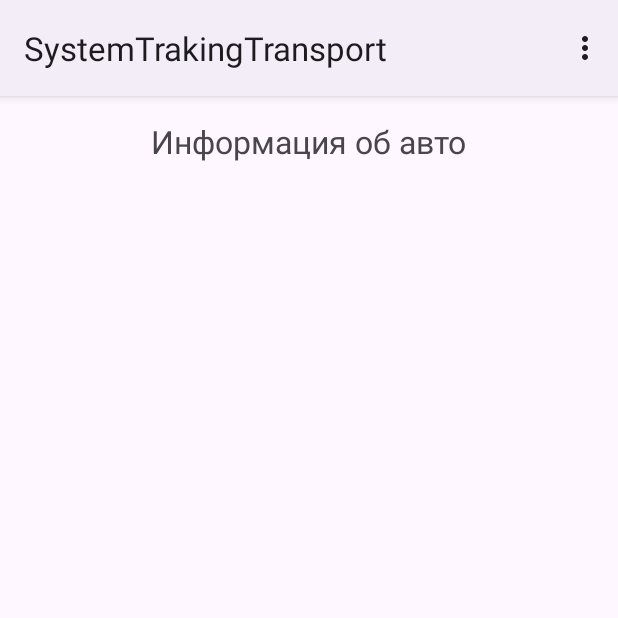
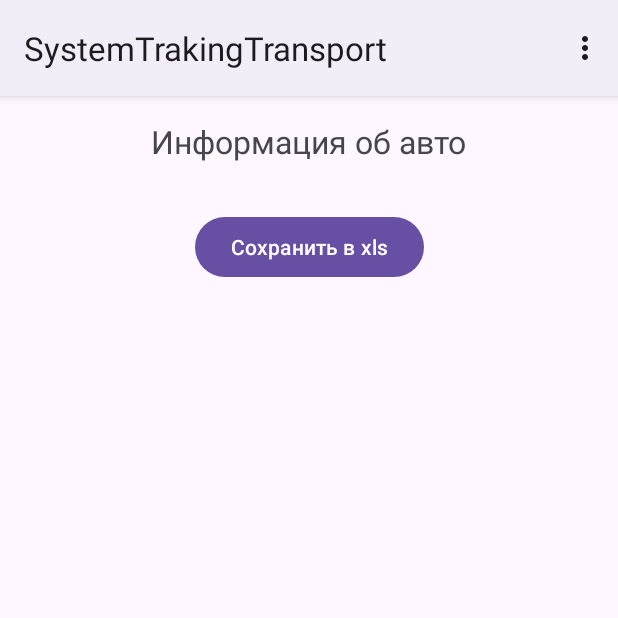
Before and after one commit to justcause8/SystemTrakingTransport, an Android app: the InfoActivity screen opened directly, with no data from a screen before it, on a phone screen of 412 x 824 dp, the top half of it. Run offline under Robolectric (Android 15) with nearby library versions, the phone set to English and light mode, and no system bars; 3 statements that could not run were skipped.

```diff
--- a/app/build.gradle.kts
+++ b/app/build.gradle.kts
@@ -42,6 +42,8 @@ dependencies {
     implementation(libs.material)
     implementation(libs.androidx.activity)
     implementation(libs.androidx.constraintlayout)
+    implementation ("com.google.code.gson:gson:2.8.8")
+    implementation ("org.apache.poi:poi-ooxml:5.2.3")
     testImplementation(libs.junit)
     androidTestImplementation(libs.androidx.junit)
     androidTestImplementation(libs.androidx.espresso.core)
--- a/app/src/main/AndroidManifest.xml
+++ b/app/src/main/AndroidManifest.xml
@@ -24,4 +24,6 @@
         <activity android:name=".InfoActivity"> </activity>
     </application>
 
+    <uses-permission android:name="android.permission.WRITE_EXTERNAL_STORAGE" android:required="false"/>
+    <uses-permission android:name="android.permission.READ_EXTERNAL_STORAGE" android:required="false"/>
 </manifest>
--- a/app/src/main/java/com/example/systemtrakingtransport/InfoActivity.kt
+++ b/app/src/main/java/com/example/systemtrakingtransport/InfoActivity.kt
@@ -4,6 +4,7 @@ import android.content.Intent
 import android.os.Bundle
 import android.view.Menu
 import android.view.MenuItem
+import android.widget.TextView
 import androidx.appcompat.app.AppCompatActivity
 import androidx.recyclerview.widget.GridLayoutManager
 import androidx.recyclerview.widget.RecyclerView
@@ -14,22 +15,31 @@ class InfoActivity : AppCompatActivity() {
     private lateinit var rvVehicleList: RecyclerView
     private lateinit var vehicleAdapter: VehicleAdapter
     private val vehicleInfoList = mutableListOf<Vehicle>()
+    private lateinit var storageManager: StorageManager
 
     override fun onCreate(savedInstanceState: Bundle?) {
         super.onCreate(savedInstanceState)
         setContentView(R.layout.activity_info)
 
-        //Создаем список в RecyclerView
-        rvVehicleList = findViewById(R.id.rvVehicleList)
+        storageManager = StorageManager() // Инициализация StorageManager
+
+        rvVehicleList = findViewById(R.id.rvVehicleList) //Создаем список в RecyclerView
         rvVehicleList.layoutManager = GridLayoutManager(this, 3)
 
-        //Связываем адаптер и список
+        // Получаем данные из SharedPreferences и добавляем их в список
+        val vehicleList = storageManager.getFromSharedPreferences(this)
+        vehicleInfoList.addAll(vehicleList)
+
+        // Связываем адаптер и список
         vehicleAdapter = VehicleAdapter(vehicleInfoList) { position ->
             vehicleAdapter.setSelectedItem(position)
         }
         rvVehicleList.adapter = vehicleAdapter
 
-        //Извлекаем из Intent переданный список
+        // Обновляем адаптер, чтобы отображать новые данные
+        vehicleAdapter.notifyDataSetChanged()
+
+        // Извлекаем из Intent переданный список
         val receivedList = intent.getParcelableArrayListExtra<Vehicle>("vehicleList") ?: arrayListOf()
         vehicleInfoList.addAll(receivedList)
         vehicleAdapter.notifyDataSetChanged()
@@ -53,6 +63,9 @@ class InfoActivity : AppCompatActivity() {
                         // Удаление элемента
                         vehicleInfoList.removeAt(position)
                         vehicleAdapter.notifyDataSetChanged()
+
+                        // Обновляем SharedPreferences после удаления
+                        storageManager.saveToSharedPreferences(viewHolder.itemView.context, vehicleInfoList)
                     }
                     ItemTouchHelper.RIGHT -> {
                         // Переход на редактирование
@@ -86,6 +99,9 @@ class InfoActivity : AppCompatActivity() {
             if (updatedVehicle != null && editPosition != -1) {  // Если оба значения корректные
                 // Обновляем элемент через адаптер
                 vehicleAdapter.editItem(editPosition, updatedVehicle)
+
+                // Обновляем SharedPreferences после редактирования
+                storageManager.saveToSharedPreferences(this, vehicleInfoList)
             }
         }
     }
--- a/app/src/main/res/layout/activity_info.xml
+++ b/app/src/main/res/layout/activity_info.xml
@@ -24,4 +24,15 @@
         android:layout_margin="16dp"
         app:layout_constraintTop_toBottomOf="@id/tvInfo" />
 
+    <Button
+        android:id="@+id/btnSubmit"
+        android:layout_width="wrap_content"
+        android:layout_height="wrap_content"
+        android:text="Сохранить в xls"
+        app:layout_constraintTop_toBottomOf="@id/rvVehicleList"
+        app:layout_constraintStart_toStartOf="parent"
+        app:layout_constraintEnd_toEndOf="parent"
+        android:layout_marginTop="16dp" />
+
+
 </androidx.constraintlayout.widget.ConstraintLayout>
```
Also changed, not shown: app/src/main/java/com/example/systemtrakingtransport/BaseActivity.kt (deleted, +0 -41 lines), app/src/main/java/com/example/systemtrakingtransport/MainActivity.kt (+11 -3 lines).
